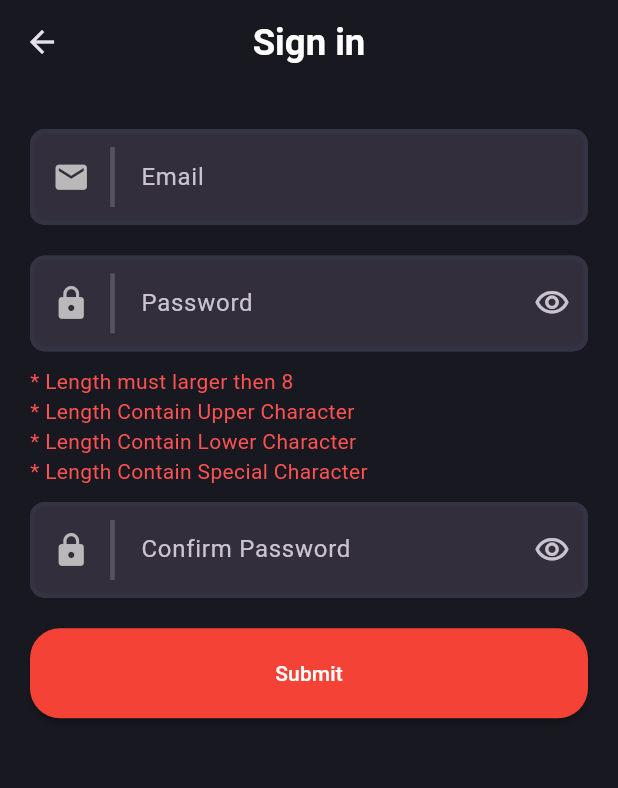
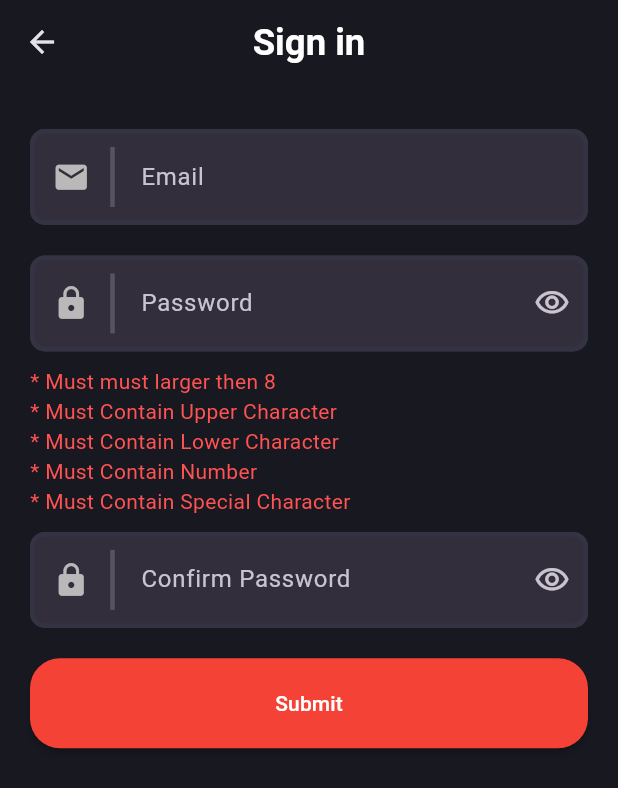
Before and after one commit to MohamedRefaat90/Mentorship-E1-G2, a Flutter app: the screen it shows after launch, after a tap on "Register Now", on a phone screen of 412 x 824 dp. Shown: the top 788 px of the screen. Run offline on Flutter 3.47's test engine with Material 3 defaults, Android fonts, the phone set to English and light mode, and no system bars; our stand-ins replace bloc, dio, flutter_bloc, flutter_svg, freezed_annotation, get_it and 1 more; generated files the repository leaves out were written again.

Commit message:
- fix issue of provide signup cubit to screen - add new function checkPasswordContainNum(password)

```diff
--- a/lib/features/Auth/login/presentation/widgets/register_text_btn.dart
+++ b/lib/features/Auth/login/presentation/widgets/register_text_btn.dart
@@ -1,4 +1,6 @@
 import 'package:flutter/material.dart';
+import 'package:flutter_bloc/flutter_bloc.dart';
+import 'package:mentorship_e1_g3/features/Auth/signup/presentation/cubit/signup_cubit.dart';
 import 'package:mentorship_e1_g3/features/Auth/signup/presentation/pages/signup_screen.dart';
 
 class RegisterTextBtn extends StatelessWidget {
@@ -17,8 +19,13 @@ class RegisterTextBtn extends StatelessWidget {
         ),
         TextButton(
           onPressed: () {
-            Navigator.push(context,
-                MaterialPageRoute(builder: (context) => const SignupScreen()));
+            Navigator.push(
+                context,
+                MaterialPageRoute(
+                    builder: (context) => BlocProvider<SignupCubit>(
+                          create: (context) => SignupCubit(),
+                          child: const SignupScreen(),
+                        )));
           },
           child:
               const Text("Register Now", style: TextStyle(color: Colors.white)),
--- a/lib/features/Auth/signup/presentation/cubit/signup_state.dart
+++ b/lib/features/Auth/signup/presentation/cubit/signup_state.dart
@@ -1,6 +1,8 @@
 part of 'signup_cubit.dart';
 
-@freezed
-class SignupState with _$SignupState {
-  const factory SignupState.initial() = _Initial;
-}
+final class SignupInitial extends SignupState {}
+
+@immutable
+sealed class SignupState {}
+
+final class SignupValidFields extends SignupState {}
--- a/lib/features/Auth/signup/presentation/pages/signup_screen.dart
+++ b/lib/features/Auth/signup/presentation/pages/signup_screen.dart
@@ -1,3 +1,5 @@
+import 'dart:developer';
+
 import 'package:flutter/material.dart';
 import 'package:flutter_bloc/flutter_bloc.dart';
 import 'package:mentorship_e1_g3/core/extension/num_extension.dart';
@@ -16,14 +18,12 @@ class SignupScreen extends StatelessWidget {
       appBar: AppBar(
           centerTitle: true,
           title: Text("Sign in", style: AppStyles.font24BoldWhite(context))),
-      body: BlocProvider<SignupCubit>(
-        create: (context) => SignupCubit(),
-        child: SafeArea(
+      body: SafeArea(
         child: SingleChildScrollView(
           child: Padding(
-          padding: const EdgeInsets.symmetric(horizontal: 20).copyWith(top: 30),
+            padding:
+                const EdgeInsets.symmetric(horizontal: 20).copyWith(top: 30),
             child: Form(
-            // autovalidateMode: AutovalidateMode.onUserInteraction,
               child: Column(
                 crossAxisAlignment: CrossAxisAlignment.start,
                 children: [
@@ -38,47 +38,55 @@ class SignupScreen extends StatelessWidget {
                       placeholderText: "Password",
                       icon: Icons.lock,
                       isPassword: true,
-                  onChange: (value) {
-                    SignupCubit cubit = BlocProvider.of<SignupCubit>(context);
-                    if (value.contains(RegExp(r"[A-Z]"))) {
-                      cubit.isContainSpecailChar = true;
-                    } else {
-                      cubit.isContainSpecailChar = false;
-                    }
-                  },
-                ),
+                      onChange: (value) => BlocProvider.of<SignupCubit>(context)
+                          .validatePasswordField(value)),
                   SizedBox(height: 10.h),
                   BlocBuilder<SignupCubit, SignupState>(
                     builder: (context, state) {
-                    SignupCubit cubit = BlocProvider.of<SignupCubit>(context);
                       return Column(
                           crossAxisAlignment: CrossAxisAlignment.start,
                           children: [
                             Text(
-                            "* Length must larger then 8",
+                              "* Must must larger then 8",
                               style: TextStyle(
-                                color: cubit.isPassLargerThan8
+                                  color: context
+                                          .watch<SignupCubit>()
+                                          .isPassLargerThan8
                                       ? Colors.green
                                       : AppPallete.errorColor),
                             ),
                             Text(
-                            "* Length Contain Upper Character",
+                              "* Must Contain Upper Character",
                               style: TextStyle(
-                                color: cubit.isContainUpperChar
+                                  color: context
+                                          .watch<SignupCubit>()
+                                          .isContainUpperChar
                                       ? Colors.green
                                       : AppPallete.errorColor),
                             ),
                             Text(
-                            "* Length Contain Lower Character",
+                              "* Must Contain Lower Character",
                               style: TextStyle(
-                                color: cubit.isContainLowerChar
+                                  color: context
+                                          .watch<SignupCubit>()
+                                          .isContainLowerChar
                                       ? Colors.green
                                       : AppPallete.errorColor),
                             ),
                             Text(
-                            "* Length Contain Special Character",
+                              "* Must Contain Number",
                               style: TextStyle(
-                                color: cubit.isContainSpecailChar
+                                  color:
+                                      context.watch<SignupCubit>().isContainNum
+                                          ? Colors.green
+                                          : AppPallete.errorColor),
+                            ),
+                            Text(
+                              "* Must Contain Special Character",
+                              style: TextStyle(
+                                  color: context
+                                          .watch<SignupCubit>()
+                                          .isContainSpecailChar
                                       ? Colors.green
                                       : AppPallete.errorColor),
                             ),
@@ -99,7 +107,8 @@ class SignupScreen extends StatelessWidget {
                 ],
               ),
             ),
-        ))),
+          ),
+        ),
       ),
     );
   }
--- a/pubspec.yaml
+++ b/pubspec.yaml
@@ -28,6 +28,7 @@ environment:
 # the latest version available on pub.dev. To see which dependencies have newer
 # versions available, run `flutter pub outdated`.
 dependencies:
+  bloc: ^8.1.4
   build_runner: ^2.4.9
   cupertino_icons: ^1.0.6
   dio: ^5.4.2
```
Also changed, not shown: lib/features/Auth/signup/presentation/cubit/signup_cubit.dart (+32 -15 lines), lib/features/Auth/signup/presentation/cubit/signup_cubit.freezed.dart (deleted), pubspec.lock. Lines whose indentation alone changed are shown as unchanged.
